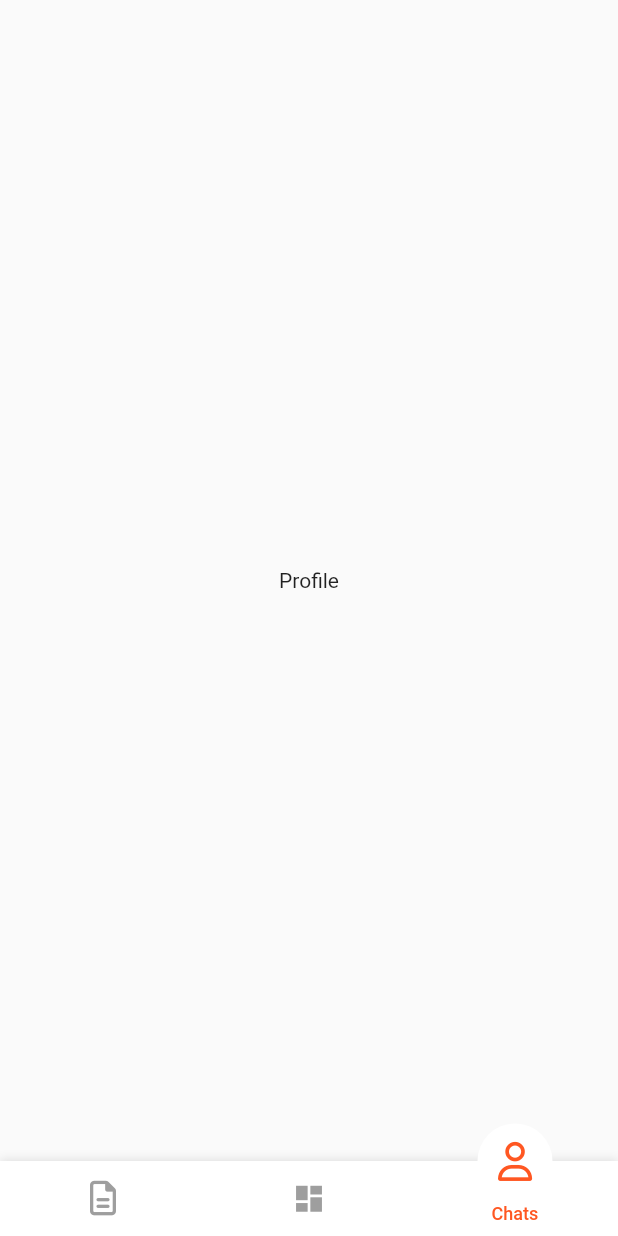
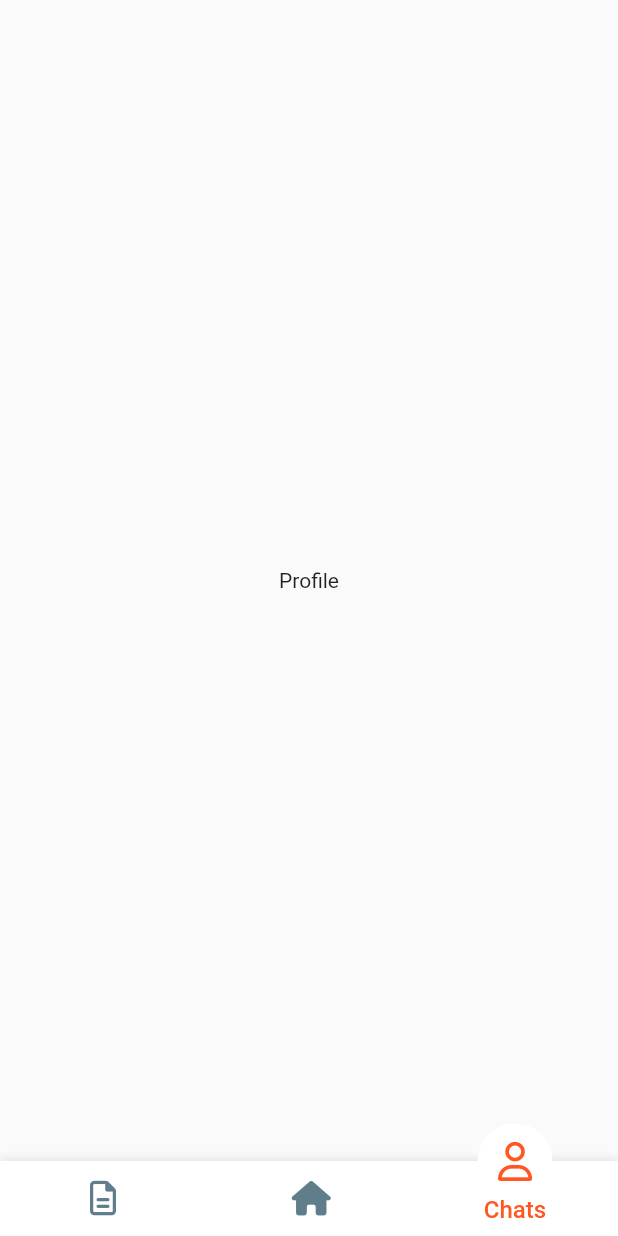
Before and after one commit to OlatunjI-Ruth/saferider, a Flutter app: the screen it shows after launch, item 3 of the bottom bar chosen, on a phone screen of 412 x 824 dp. Run offline on Flutter 3.47's test engine with Material 2 defaults, Android fonts, the light colour scheme and no system bars; drawn by our look-alikes of motion_tab_bar_v2; our stand-ins replace badges, font_awesome_flutter.

Commit message:
Update bottom_navigation_bar.dart

```diff
--- a/lib/screens/bottom_navigation_bar/bottom_navigation_bar.dart
+++ b/lib/screens/bottom_navigation_bar/bottom_navigation_bar.dart
@@ -13,7 +13,7 @@ class BottomNavBar extends StatelessWidget {
     return  MotionTabBar(
       initialSelectedTab: "Safe Rider",
       labels:  ["Orders", "Safe Rider", "Chats"],
-      icons:  [FontAwesomeIcons.fileLines, Icons.dashboard, FontAwesomeIcons.user,],
+      icons:  [FontAwesomeIcons.fileLines, FontAwesomeIcons.house, FontAwesomeIcons.user,],
 
       // badges: [
       // Default Motion Badge Widget
@@ -26,11 +26,11 @@ class BottomNavBar extends StatelessWidget {
       tabSize: 40,
       tabBarHeight: 50,
       textStyle: const TextStyle(
-        fontSize: 12,
+        fontSize: 16,
         color: Colors.deepOrange,
         fontWeight: FontWeight.w500,
       ),
-      tabIconColor: Colors.grey,
+      tabIconColor: Colors.blueGrey,
       tabIconSize: 23.0,
       tabIconSelectedSize: 26.0,
       tabSelectedColor: Colors.white,
```
